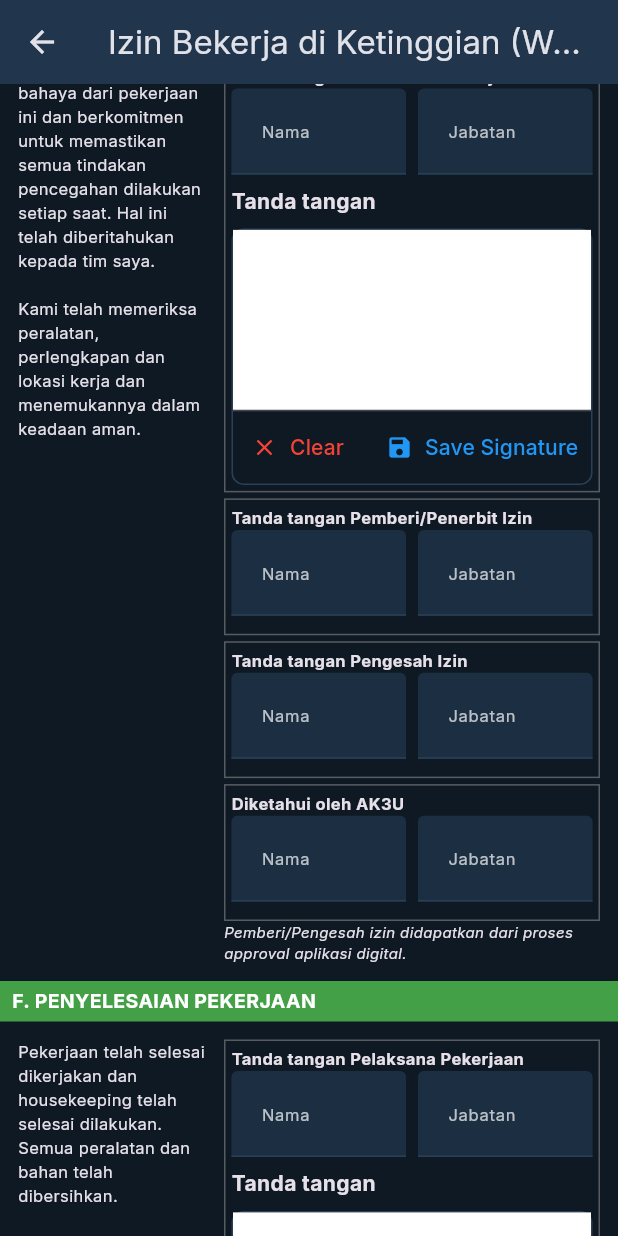
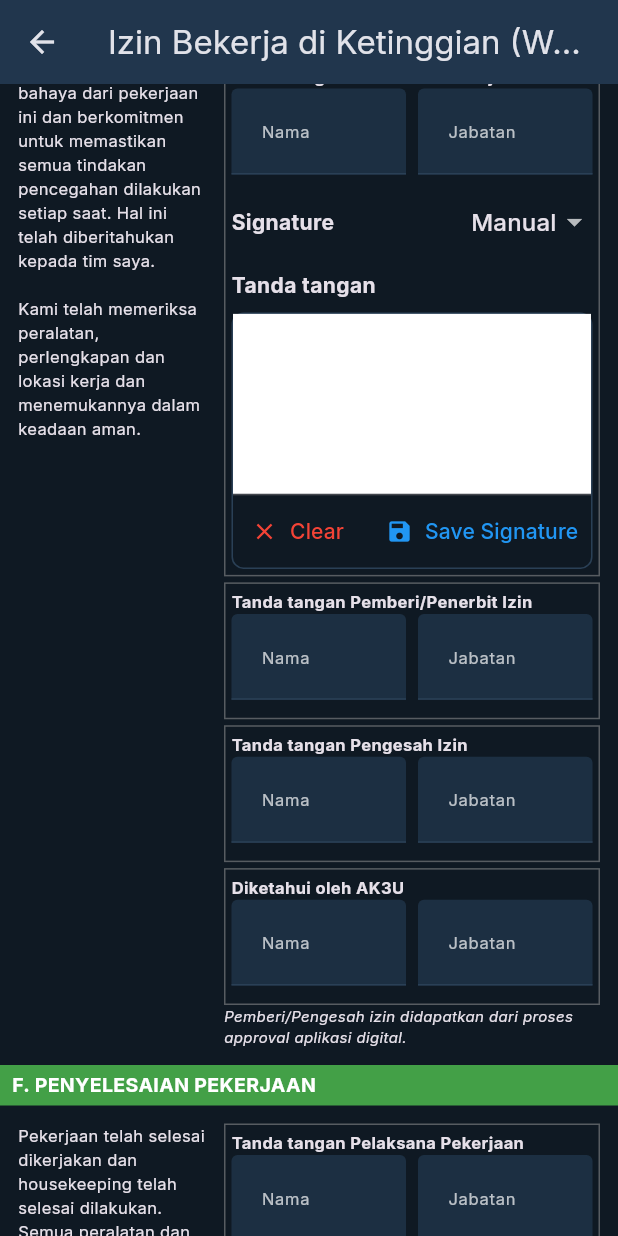
Before and after one commit to Kykyun/PermitApps, a Flutter app: the WorkingAtHeightForm screen opened directly, scrolled down 1728 dp, on a phone screen of 412 x 824 dp. Run offline on Flutter 3.47's test engine with Material 3 defaults, Android fonts, the phone set to English and light mode, and no system bars; drawn by our look-alikes of signature; our stand-ins replace dio, file_picker, google_fonts, pdf, printing, shared_preferences; accounts and stored records are empty; network calls fail.

Commit message:
feat: Implement a new signature management system, enhance PDF checklist styling, and add a logo asset.

```diff
--- /dev/null
+++ b/frontend/lib/providers/signature_provider.dart
@@ -0,0 +1,121 @@
+import 'dart:convert';
+import 'dart:typed_data';
+import 'package:flutter/material.dart';
+import 'package:shared_preferences/shared_preferences.dart';
+import '../models/user.dart';
+
+class SavedSignature {
+  final String id;
+  final String label;
+  final Uint8List bytes;
+  final bool isDefault;
+  final String type; // 'drawn' or 'image'
+  final String userId;
+
+  const SavedSignature({
+    required this.id,
+    required this.label,
+    required this.bytes,
+    required this.isDefault,
+    required this.type,
+    required this.userId,
+  });
+
+  Map<String, dynamic> toJson() => {
+        'id': id,
+        'label': label,
+        'bytes': base64Encode(bytes),
+        'isDefault': isDefault,
+        'type': type,
+        'userId': userId,
+      };
+
+  factory SavedSignature.fromJson(Map<String, dynamic> json) {
+    return SavedSignature(
+      id: json['id'] as String,
+      label: json['label'] as String? ?? 'Signature',
+      bytes: base64Decode(json['bytes'] as String),
+      isDefault: json['isDefault'] as bool? ?? false,
+      type: json['type'] as String? ?? 'drawn',
+      userId: json['userId'] as String,
+    );
+  }
+}
+
+class SignatureProvider extends ChangeNotifier {
+  static const _storageKeyPrefix = 'signatures_';
+
+  final Map<String, List<SavedSignature>> _byUser = {};
+  bool _loaded = false;
+
+  bool get isLoaded => _loaded;
+
+  List<SavedSignature> forUser(User user) {
+    return _byUser[user.id.toString()] ?? const [];
+  }
+
+  List<SavedSignature> allSignatures() {
+    return _byUser.values.expand((e) => e).toList();
+  }
+
+  Future<void> loadFor(User user) async {
+    final prefs = await SharedPreferences.getInstance();
+    final key = '$_storageKeyPrefix${user.id}';
+    final raw = prefs.getStringList(key) ?? [];
+    _byUser[user.id.toString()] = raw
+        .map((s) => SavedSignature.fromJson(jsonDecode(s) as Map<String, dynamic>))
+        .toList();
+    _loaded = true;
+    notifyListeners();
+  }
+
+  Future<void> addSignature(User user, SavedSignature sig) async {
+    final list = List<SavedSignature>.from(forUser(user));
+    if (sig.isDefault) {
+      for (var i = 0; i < list.length; i++) {
+        list[i] = SavedSignature(
+          id: list[i].id,
+          label: list[i].label,
+          bytes: list[i].bytes,
+          isDefault: false,
+          type: list[i].type,
+          userId: list[i].userId,
+        );
+      }
+    }
+    list.add(sig);
+    await _save(user, list);
+  }
+
+  Future<void> updateDefault(User user, String id) async {
+    final list = List<SavedSignature>.from(forUser(user));
+    for (var i = 0; i < list.length; i++) {
+      final s = list[i];
+      list[i] = SavedSignature(
+        id: s.id,
+        label: s.label,
+        bytes: s.bytes,
+        isDefault: s.id == id,
+        type: s.type,
+        userId: s.userId,
+      );
+    }
+    await _save(user, list);
+  }
+
+  Future<void> delete(User user, String id) async {
+    final list = forUser(user).where((s) => s.id != id).toList();
+    await _save(user, list);
+  }
+
+  Future<void> _save(User user, List<SavedSignature> list) async {
+    _byUser[user.id.toString()] = list;
+    final prefs = await SharedPreferences.getInstance();
+    final key = '$_storageKeyPrefix${user.id}';
+    await prefs.setStringList(
+      key,
+      list.map((s) => jsonEncode(s.toJson())).toList(),
+    );
+    notifyListeners();
+  }
+}
--- a/frontend/lib/screens/forms/confined_space_form.dart
+++ b/frontend/lib/screens/forms/confined_space_form.dart
@@ -4,8 +4,8 @@ import 'package:provider/provider.dart';
 import 'dart:convert';
 import 'dart:typed_data';
 import '../../providers/permit_provider.dart';
-import '../../providers/auth_provider.dart';
 import '../../widgets/signature_pad.dart';
+import '../../widgets/user_signature_field.dart';
 
 class ConfinedSpaceForm extends StatefulWidget {
   const ConfinedSpaceForm({super.key});
@@ -441,7 +441,10 @@ class _ConfinedSpaceFormState extends State<ConfinedSpaceForm> {
                       _buildSectionHeader('G. PEMBERI IZIN (MANAGER)'),
                       _buildTextField('Nama', _managerNameCtrl, isRequired: false),
                       _buildTextField('Jabatan', _managerPositionCtrl, isRequired: false),
-                      SignaturePadWidget(title: 'Tanda Tangan', onSaved: (s) => _managerSig = s),
+                      UserSignatureField(
+                        title: 'Signature',
+                        onChanged: (s) => _managerSig = s,
+                      ),
                     ],
                   ),
                 ),
@@ -452,7 +455,10 @@ class _ConfinedSpaceFormState extends State<ConfinedSpaceForm> {
                       _buildSectionHeader('H. DISETUJUI OLEH AGT'),
                       _buildTextField('Nama', _agtNameCtrl, isRequired: false),
                       _buildTextField('No. AGTES', _agtNoCtrl, isRequired: false),
-                      SignaturePadWidget(title: 'Tanda Tangan', onSaved: (s) => _agtSig = s),
+                      UserSignatureField(
+                        title: 'Signature',
+                        onChanged: (s) => _agtSig = s,
+                      ),
                     ],
                   ),
                 ),
@@ -470,7 +476,10 @@ class _ConfinedSpaceFormState extends State<ConfinedSpaceForm> {
                     children: [
                       Container(color: Colors.green.shade600, width: double.infinity, padding: const EdgeInsets.all(4), child: const Text('ENTRY SUPERVISOR', style: TextStyle(fontSize: 11, color: Colors.white, fontWeight: FontWeight.bold))),
                       _buildTextField('Nama Supervisor', _supervisorNameCtrl),
-                      SignaturePadWidget(title: 'Tanda Tangan', onSaved: (s) => _supervisorSig = s),
+                      UserSignatureField(
+                        title: 'Signature',
+                        onChanged: (s) => _supervisorSig = s,
+                      ),
                     ],
                   ),
                 ),
@@ -480,7 +489,10 @@ class _ConfinedSpaceFormState extends State<ConfinedSpaceForm> {
                     children: [
                       Container(color: Colors.green.shade600, width: double.infinity, padding: const EdgeInsets.all(4), child: const Text('PEMBERI IZIN (AHLI K3)', style: TextStyle(fontSize: 11, color: Colors.white, fontWeight: FontWeight.bold))),
                       _buildTextField('Nama Ahli K3', _k3NameCtrl, isRequired: false),
-                      SignaturePadWidget(title: 'Tanda Tangan', onSaved: (s) => _k3Sig = s),
+                      UserSignatureField(
+                        title: 'Signature',
+                        onChanged: (s) => _k3Sig = s,
+                      ),
                     ],
                   ),
                 ),
--- a/frontend/lib/screens/forms/working_at_height_form.dart
+++ b/frontend/lib/screens/forms/working_at_height_form.dart
@@ -6,7 +6,7 @@ import 'dart:typed_data';
 import 'package:file_picker/file_picker.dart';
 import '../../providers/permit_provider.dart';
 import '../../providers/auth_provider.dart';
-import '../../widgets/signature_pad.dart';
+import '../../widgets/user_signature_field.dart';
 
 class WorkingAtHeightForm extends StatefulWidget {
   const WorkingAtHeightForm({super.key});
@@ -375,7 +375,10 @@ class _WorkingAtHeightFormState extends State<WorkingAtHeightForm> {
                             children: [
                               const Text('Tanda tangan Pelaksana Pekerjaan', style: TextStyle(fontWeight: FontWeight.bold, fontSize: 11)),
                               Row(children: [Expanded(child: _buildTextField('Nama', _pelaksanaNameCtrl, fontSize: 11)), const SizedBox(width: 8), Expanded(child: _buildTextField('Jabatan', _pelaksanaJabatanCtrl, fontSize: 11))]),
-                              SignaturePadWidget(title: 'Tanda tangan', onSaved: (s) => _pelaksanaSig = s),
+                              UserSignatureField(
+                                title: 'Signature',
+                                onChanged: (s) => _pelaksanaSig = s,
+                              ),
                             ],
                           ),
                         ),
@@ -448,7 +451,10 @@ class _WorkingAtHeightFormState extends State<WorkingAtHeightForm> {
                             children: [
                               const Text('Tanda tangan Pelaksana Pekerjaan', style: TextStyle(fontWeight: FontWeight.bold, fontSize: 11)),
                               Row(children: [Expanded(child: _buildTextField('Nama', _finishPelaksanaNameCtrl, isRequired: false, fontSize: 11)), const SizedBox(width: 8), Expanded(child: _buildTextField('Jabatan', _finishPelaksanaJabatanCtrl, isRequired: false, fontSize: 11))]),
-                              SignaturePadWidget(title: 'Tanda tangan', onSaved: (s) => _finishPelaksanaSig = s),
+                              UserSignatureField(
+                                title: 'Signature',
+                                onChanged: (s) => _finishPelaksanaSig = s,
+                              ),
                             ],
                           ),
                         ),
--- /dev/null
+++ b/frontend/lib/widgets/user_signature_field.dart
@@ -0,0 +1,130 @@
+import 'dart:typed_data';
+import 'package:flutter/material.dart';
+import 'package:provider/provider.dart';
+import '../providers/auth_provider.dart';
+import '../providers/signature_provider.dart';
+import 'signature_pad.dart';
+
+class UserSignatureField extends StatefulWidget {
+  final String title;
+  final void Function(Uint8List?) onChanged;
+
+  const UserSignatureField({
+    super.key,
+    required this.title,
+    required this.onChanged,
+  });
+
+  @override
+  State<UserSignatureField> createState() => _UserSignatureFieldState();
+}
+
+class _UserSignatureFieldState extends State<UserSignatureField> {
+  String _mode = 'manual'; // manual or auto
+  String? _selectedId;
+
+  @override
+  Widget build(BuildContext context) {
+    final auth = context.watch<AuthProvider>();
+    final user = auth.user;
+    if (user == null) return const SizedBox.shrink();
+
+    final sigProvider = context.watch<SignatureProvider>();
+    final saved = sigProvider.forUser(user);
+
+    final hasSaved = saved.isNotEmpty;
+
+    return Column(
+      crossAxisAlignment: CrossAxisAlignment.start,
+      children: [
+        Row(
+          children: [
+            Text(widget.title, style: const TextStyle(fontWeight: FontWeight.bold)),
+            const Spacer(),
+            DropdownButton<String>(
+              value: _mode,
+              underline: const SizedBox.shrink(),
+              items: [
+                const DropdownMenuItem(value: 'manual', child: Text('Manual')),
+                if (hasSaved)
+                  const DropdownMenuItem(value: 'auto', child: Text('Auto (Saved)')),
+              ],
+              onChanged: (v) {
+                if (v == null) return;
+                setState(() => _mode = v);
+                if (v == 'manual') {
+                  _selectedId = null;
+                  widget.onChanged(null);
+                } else if (v == 'auto') {
+                  final def = saved.firstWhere(
+                    (s) => s.isDefault,
+                    orElse: () => saved.first,
+                  );
+                  setState(() => _selectedId = def.id);
+                  widget.onChanged(def.bytes);
+                }
+              },
+            ),
+          ],
+        ),
+        const SizedBox(height: 8),
+        if (_mode == 'manual')
+          SignaturePadWidget(
+            title: 'Tanda tangan',
+            onSaved: widget.onChanged,
+          )
+        else
+          Column(
+            crossAxisAlignment: CrossAxisAlignment.start,
+            children: [
+              DropdownButtonFormField<String>(
+                value: _selectedId,
+                decoration: const InputDecoration(
+                  labelText: 'Pilih signature tersimpan',
+                  isDense: true,
+                ),
+                items: saved
+                    .map(
+                      (s) => DropdownMenuItem(
+                        value: s.id,
+                        child: Text(
+                          s.label + (s.isDefault ? ' (default)' : ''),
+                          overflow: TextOverflow.ellipsis,
+                        ),
+                      ),
+                    )
+                    .toList(),
+                onChanged: (v) {
+                  setState(() => _selectedId = v);
+                  final sig =
+                      saved.firstWhere((s) => s.id == v, orElse: () => saved.first);
+                  widget.onChanged(sig.bytes);
+                },
+              ),
+              const SizedBox(height: 8),
+              if (_selectedId != null)
+                Container(
+                  height: 80,
+                  width: double.infinity,
+                  decoration: BoxDecoration(
+                    color: const Color(0xFF1C2F42),
+                    borderRadius: BorderRadius.circular(8),
+                    border: Border.all(color: const Color(0xFF2A4056)),
+                  ),
+                  padding: const EdgeInsets.all(8),
+                  child: Image.memory(
+                    saved.firstWhere((s) => s.id == _selectedId!).bytes,
+                    fit: BoxFit.contain,
+                  ),
+                ),
+              if (!hasSaved)
+                const Text(
+                  'Belum ada signature tersimpan. Tambah di menu Settings > Signature.',
+                  style: TextStyle(fontSize: 11, color: Colors.white70),
+                ),
+            ],
+          ),
+      ],
+    );
+  }
+}
```
Also changed, not shown: frontend/lib/screens/forms/hot_work_form.dart (+28 -8 lines), frontend/lib/screens/home_screen.dart (+17 -0 lines), frontend/lib/screens/login_screen.dart (+11 -7 lines), frontend/lib/screens/signature_settings_screen.dart (added, +231 -0 lines), frontend/lib/services/pdf_service.dart (+24 -6 lines), frontend/pubspec.yaml (+10 -4 lines), frontend/assets/logo.png (added), frontend/pubspec.lock, 7 other files.
